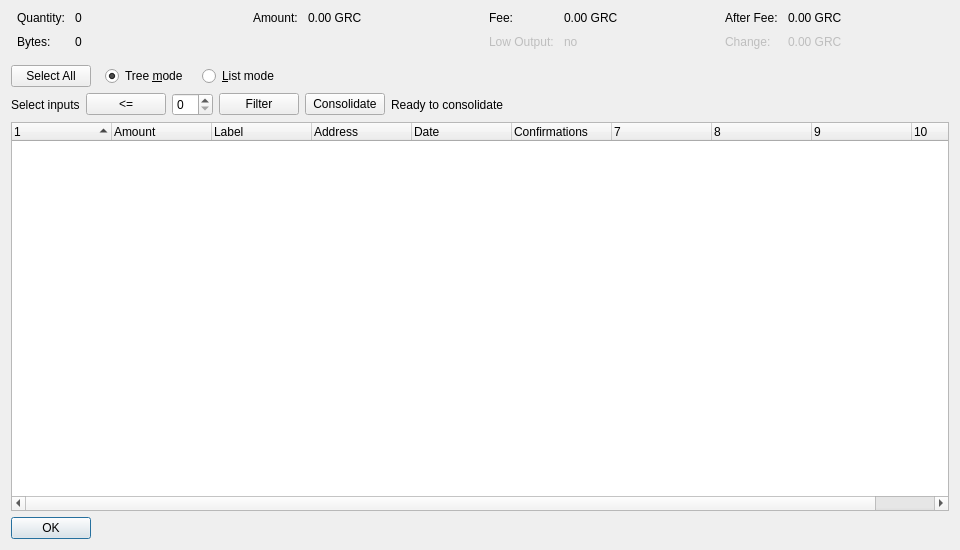
First picture: the form in src/qt/forms/coincontroldialog.ui, repository gridcoin-community/Gridcoin-Research, before the edit.
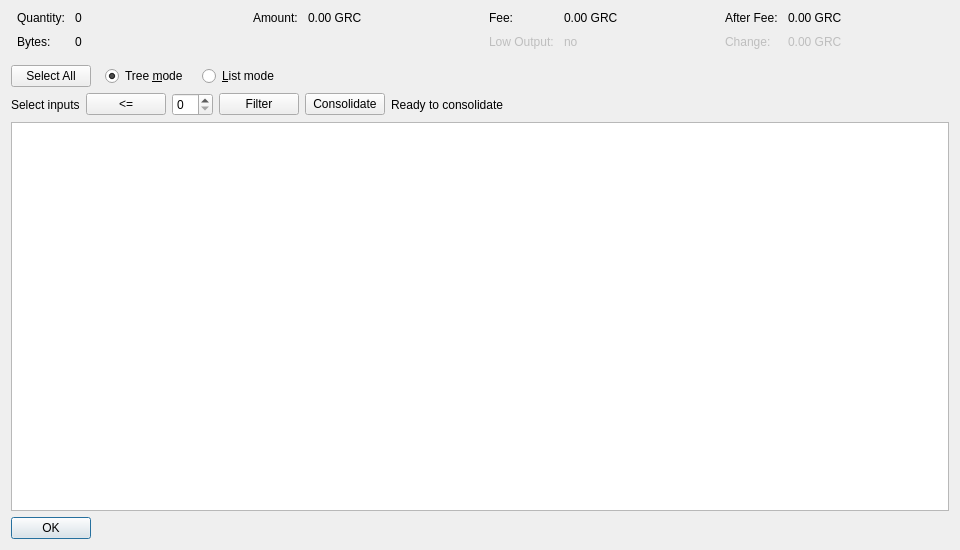
Second picture: the form after the edit. Custom widgets are drawn as their Qt base class.

Commit message: gui: convert CoinControlDialog to the windowed CoinSelectionModel

```diff
--- a/src/qt/forms/coincontroldialog.ui
+++ b/src/qt/forms/coincontroldialog.ui
@@ -407,75 +407,16 @@
     </layout>
    </item>
    <item>
-    <widget class="CoinControlTreeWidget" name="treeWidget">
+    <widget class="CoinSelectionView" name="treeView">
      <property name="contextMenuPolicy">
       <enum>Qt::CustomContextMenu</enum>
      </property>
-     <property name="sortingEnabled">
-      <bool>false</bool>
-     </property>
-     <property name="columnCount">
-      <number>10</number>
-     </property>
      <attribute name="headerShowSortIndicator" stdset="0">
       <bool>true</bool>
      </attribute>
-     <attribute name="headerStretchLastSection">
+     <attribute name="headerStretchLastSection" stdset="0">
       <bool>false</bool>
      </attribute>
-     <column>
-      <property name="text">
-       <string/>
-      </property>
-     </column>
-     <column>
-      <property name="text">
-       <string>Amount</string>
-      </property>
-     </column>
-     <column>
-      <property name="text">
-       <string>Label</string>
-      </property>
-     </column>
-     <column>
-      <property name="text">
-       <string>Address</string>
-      </property>
-     </column>
-     <column>
-      <property name="text">
-       <string>Date</string>
-      </property>
-     </column>
-     <column>
-      <property name="text">
-       <string>Confirmations</string>
-      </property>
-      <property name="toolTip">
-       <string>Confirmed</string>
-      </property>
-     </column>
-     <column>
-      <property name="text">
-       <string/>
-      </property>
-     </column>
-     <column>
-      <property name="text">
-       <string/>
-      </property>
-     </column>
-     <column>
-      <property name="text">
-       <string/>
-      </property>
-     </column>
-     <column>
-      <property name="text">
-       <string/>
-      </property>
-     </column>
     </widget>
    </item>
    <item>
@@ -498,9 +439,9 @@
  </widget>
  <customwidgets>
   <customwidget>
-   <class>CoinControlTreeWidget</class>
-   <extends>QTreeWidget</extends>
-   <header>coincontroltreewidget.h</header>
+   <class>CoinSelectionView</class>
+   <extends>QTreeView</extends>
+   <header>qt/coinselectionview.h</header>
   </customwidget>
   <customwidget>
    <class>BitcoinAmountField</class>
```
The commit also changes 11 other files.
